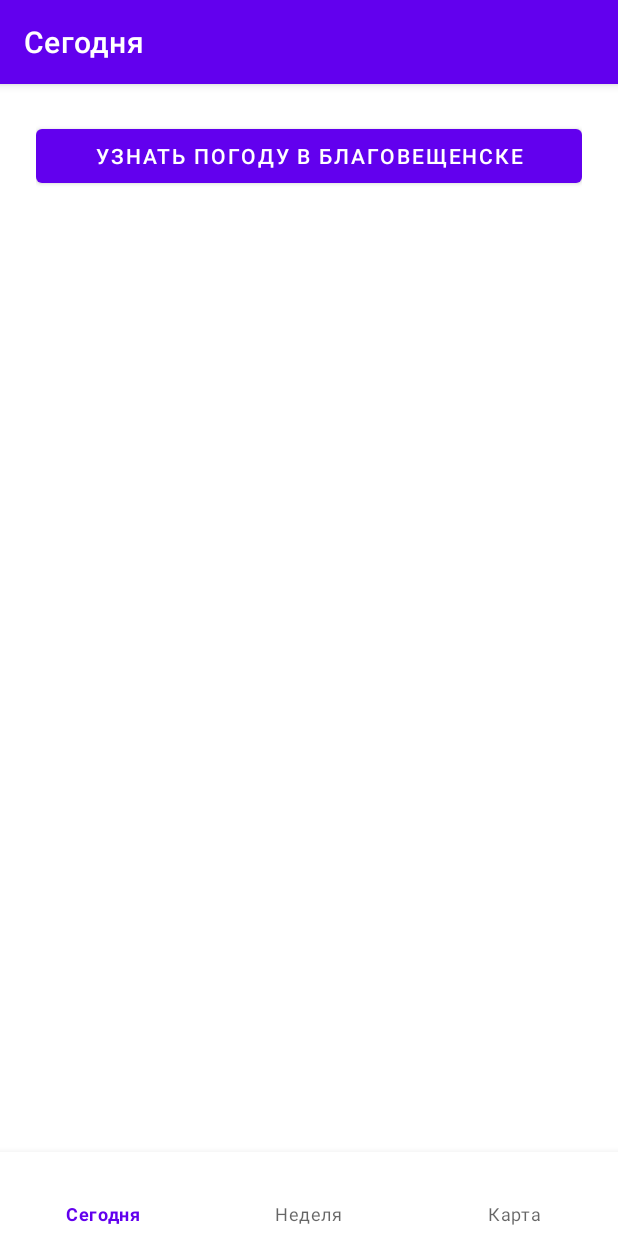
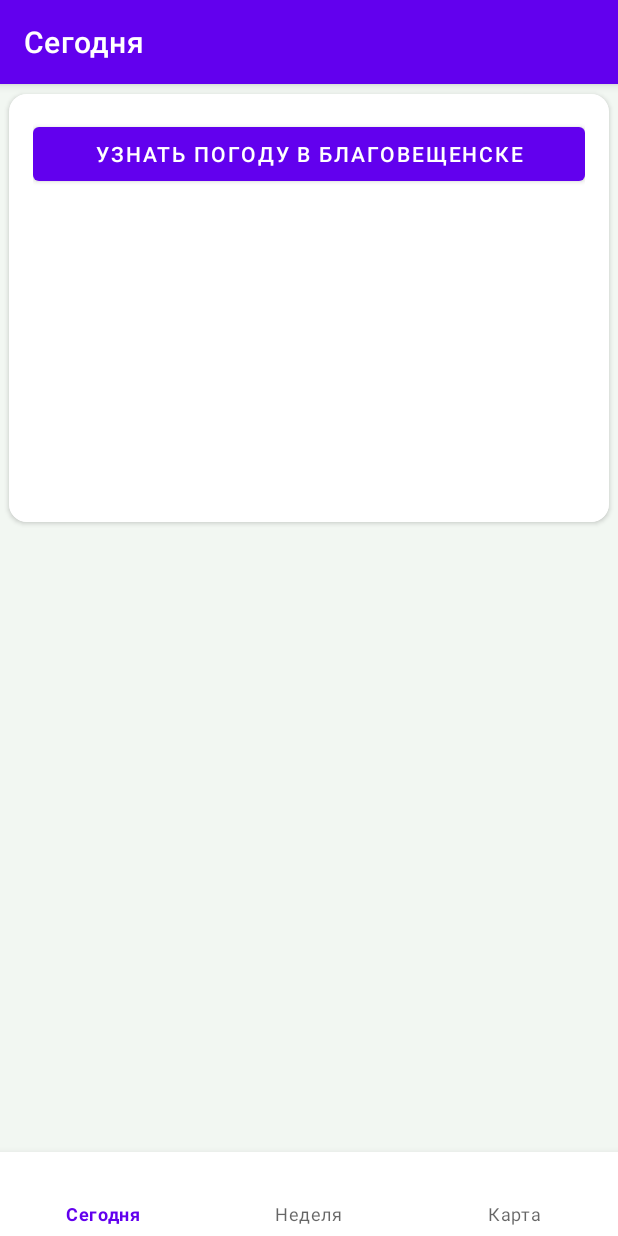
Before and after one commit to BrovchenkoDmitriy/MyWeatherApp, an Android app: the screen it shows after launch (MainActivity), on a phone screen of 412 x 824 dp. Run offline under Robolectric (Android 15) with nearby library versions, the light colour scheme and no system bars; our stand-ins replace Dagger/Hilt's generated code, Room's generated code, navigation-ui; pictures from the network do not load; 2 statements that could not run were skipped.

Commit message:
some changes to UI. - add WeekWeatherItemSecondBinding and replace WeekWeatherItemBinding on WeekWeatherItemSecondBinding. - add some resource to color.

```diff
--- a/app/src/main/java/com/example/testretrofitapp/presentation/weekForecast/weekForecastRecyclerView/WeatherViewHolder.kt
+++ b/app/src/main/java/com/example/testretrofitapp/presentation/weekForecast/weekForecastRecyclerView/WeatherViewHolder.kt
@@ -2,7 +2,7 @@ package com.example.testretrofitapp.presentation.weekForecast.weekForecastRecycl
 
 import androidx.recyclerview.widget.RecyclerView
 import com.example.testretrofitapp.databinding.WeekWeatherItemBinding
+import com.example.testretrofitapp.databinding.WeekWeatherItemSecondBinding
 
-class WeatherViewHolder (val binding: WeekWeatherItemBinding):RecyclerView.ViewHolder(binding.root){
-
-}
+class WeatherViewHolder (val binding: WeekWeatherItemSecondBinding):RecyclerView.ViewHolder(binding.root)
+//заменили с WeekWeatherItemBinding на WeekWeatherItemSecondBinding
--- a/app/src/main/java/com/example/testretrofitapp/presentation/weekForecast/weekForecastRecyclerView/WeatherWeekAdapter.kt
+++ b/app/src/main/java/com/example/testretrofitapp/presentation/weekForecast/weekForecastRecyclerView/WeatherWeekAdapter.kt
@@ -9,6 +9,7 @@ import androidx.recyclerview.widget.ListAdapter
 import coil.load
 import com.example.testretrofitapp.R
 import com.example.testretrofitapp.databinding.WeekWeatherItemBinding
+import com.example.testretrofitapp.databinding.WeekWeatherItemSecondBinding
 import com.example.testretrofitapp.domain.DailyWeatherEntity
 
 class WeatherWeekAdapter :
@@ -16,7 +17,7 @@ class WeatherWeekAdapter :
 
     override fun onCreateViewHolder(parent: ViewGroup, viewType: Int): WeatherViewHolder {
         Log.d("TAG", "onCreateViewHolder")
-        val binding = WeekWeatherItemBinding.inflate(
+        val binding = WeekWeatherItemSecondBinding.inflate( //заменили с WeekWeatherItemBinding на WeekWeatherItemSecondBinding
             LayoutInflater.from(parent.context),
             parent,
             false
--- a/app/src/main/res/layout/activity_main.xml
+++ b/app/src/main/res/layout/activity_main.xml
@@ -24,8 +24,8 @@
     <fragment
         android:id="@+id/nav_host_fragment_activity_main"
         android:name="androidx.navigation.fragment.NavHostFragment"
-        android:layout_width="match_parent"
-        android:layout_height="match_parent"
+        android:layout_width="0dp"
+        android:layout_height="0dp"
         app:defaultNavHost="true"
         app:layout_constraintBottom_toTopOf="@+id/nav_view"
         app:layout_constraintEnd_toEndOf="parent"
--- a/app/src/main/res/layout/fragment_overview.xml
+++ b/app/src/main/res/layout/fragment_overview.xml
@@ -2,17 +2,25 @@
 <LinearLayout xmlns:android="http://schemas.android.com/apk/res/android"
     xmlns:app="http://schemas.android.com/apk/res-auto"
     xmlns:tools="http://schemas.android.com/tools"
-    android:orientation="vertical"
     android:layout_width="match_parent"
-    android:layout_height="match_parent">
+    android:layout_height="match_parent"
+    android:background="@color/subWhite"
+    android:orientation="vertical">
+
+    <androidx.cardview.widget.CardView
+        android:layout_width="match_parent"
+        android:layout_height="wrap_content"
+        android:elevation="4dp"
+        android:padding="16dp"
+        app:cardCornerRadius="12dp"
+        app:cardUseCompatPadding="true">
 
         <androidx.constraintlayout.widget.ConstraintLayout
             android:id="@+id/cl_current_weather"
             android:layout_width="match_parent"
             android:layout_height="wrap_content"
-        android:padding="16dp"
-        android:layout_margin="8dp"
-        >
+            android:background="@color/white"
+            android:padding="16dp">
 
             <Button
                 android:id="@+id/load_weather_button"
@@ -93,22 +101,21 @@
                 android:orientation="vertical"
                 app:layout_constraintGuide_percent="0.5" />
         </androidx.constraintlayout.widget.ConstraintLayout>
+    </androidx.cardview.widget.CardView>
+
 
     <androidx.recyclerview.widget.RecyclerView
         android:id="@+id/rv_hourly_weather"
         android:layout_width="match_parent"
         android:layout_height="wrap_content"
-        tools:listitem="@layout/hourly_weather_item"
         android:visibility="gone"
-        />
+        tools:listitem="@layout/hourly_weather_item" />
 
     <androidx.recyclerview.widget.RecyclerView
         android:id="@+id/rv_further_week"
         android:layout_width="match_parent"
         android:layout_height="wrap_content"
-        tools:listitem="@layout/week_weather_item" />
-
-
+        tools:listitem="@layout/week_weather_item_second" />
 
 
 </LinearLayout>
--- a/app/src/main/res/values/colors.xml
+++ b/app/src/main/res/values/colors.xml
@@ -7,4 +7,8 @@
     <color name="teal_700">#FF018786</color>
     <color name="black">#FF000000</color>
     <color name="white">#FFFFFFFF</color>
+    <color name="subGreen">#ABFDAD</color>
+    <color name="subWhite">#F2F7F2</color>
+    <color name="yellow">#FAEE86</color>
+    <color name="subYellow">#FFC107</color>
 </resources>
```
Also changed, not shown: app/src/main/res/layout/week_weather_item_second.xml (added, +88 -0 lines). Lines whose indentation alone changed are shown as unchanged.
